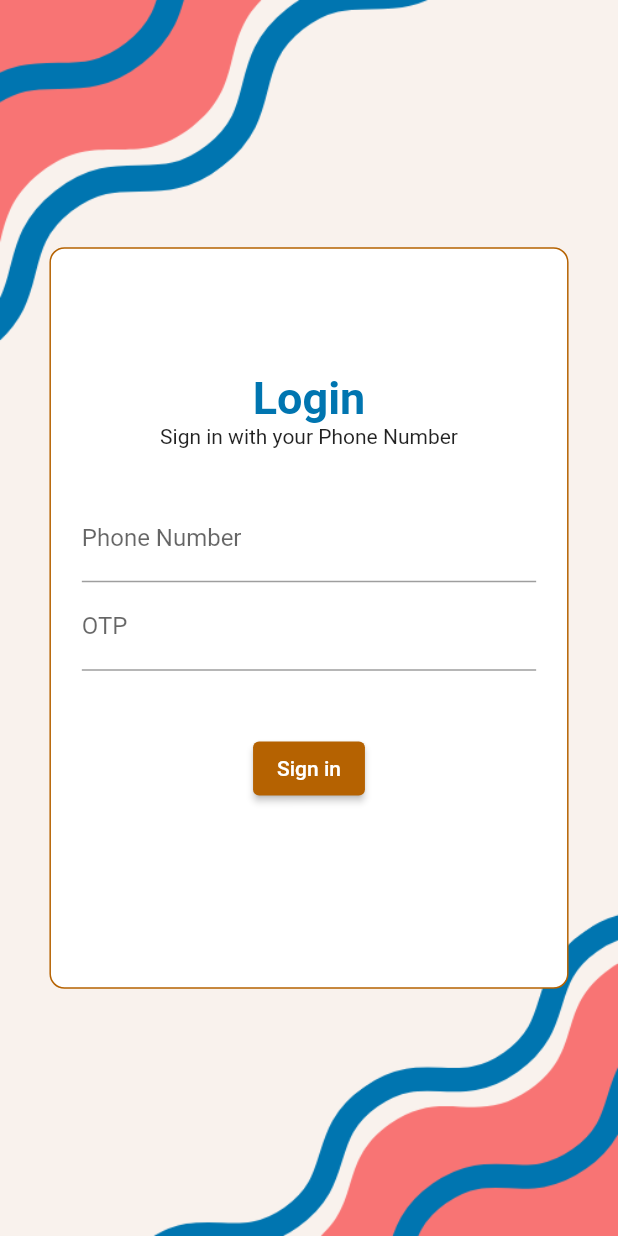
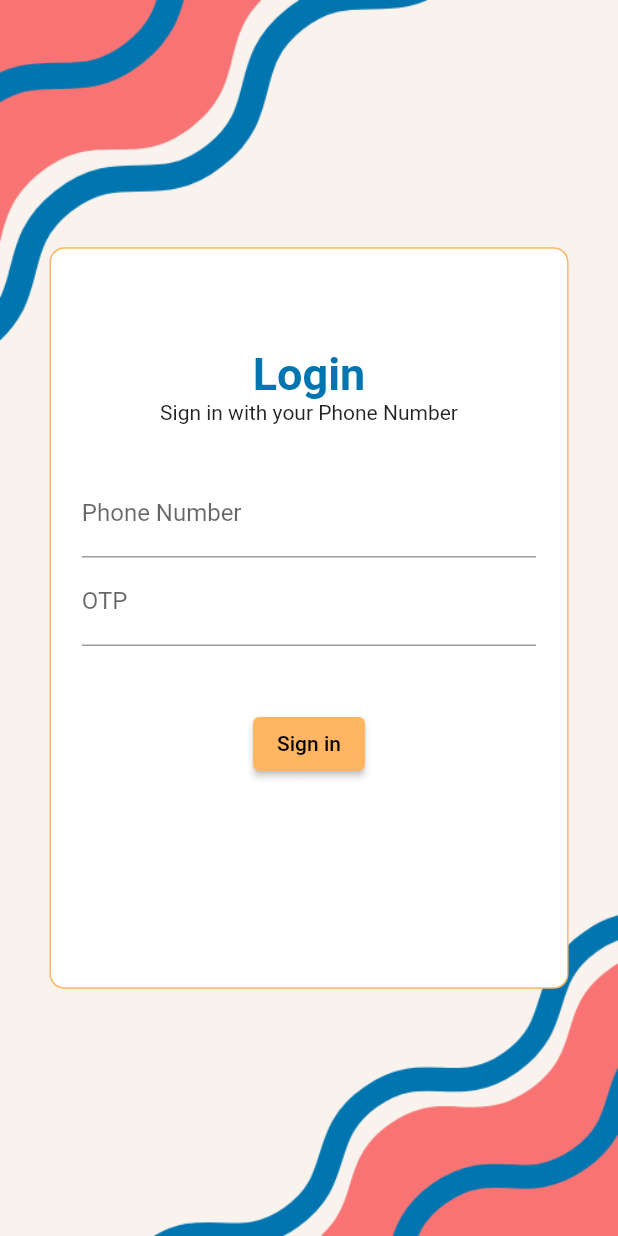
Before and after one commit to IshanSingla/crmFlutter, a Flutter app: the screen it shows after launch, on a phone screen of 412 x 824 dp. Run offline on Flutter 3.47's test engine with Material 2 defaults, Android fonts, the phone set to English and light mode, and no system bars; our stand-ins replace firebase_auth, firebase_core, fluttertoast, google_fonts; accounts and stored records are empty.

Commit message:
login page edited

```diff
--- a/lib/Screens/login/login2.dart
+++ b/lib/Screens/login/login2.dart
@@ -1,10 +1,10 @@
 import 'package:flutter/material.dart';
 
-class MyColors{
+class MyColors {
   static Color blue = Color.fromARGB(255, 0, 117, 176);
   static Color cream = Color.fromARGB(255, 249, 242, 237);
   static Color pink = Color.fromARGB(255, 248, 116, 116);
-  static Color mustard = Color.fromARGB(255, 181, 98, 1);
+  static Color mustard = Color.fromARGB(255, 255, 181, 98);
 }
 
 class loginString2 extends StatefulWidget {
@@ -44,7 +44,7 @@ class _loginString2State extends State<loginString2> {
                 color: Colors.white),
             child: Padding(
               padding: EdgeInsets.symmetric(
-                  horizontal: 5 * deviceWidthr, vertical: 10 * deviceHeightr),
+                  horizontal: 5 * deviceWidthr, vertical: 8 * deviceHeightr),
               child: Form(
                   key: _formKey,
                   child: Column(children: [
@@ -77,7 +77,10 @@ class _loginString2State extends State<loginString2> {
                     SizedBox(height: 5 * deviceHeightr),
                     ElevatedButton(
                       onPressed: () => moveToHome(context),
-                      child: Text("Sign in"),
+                      child: Text(
+                        "Sign in",
+                        style: TextStyle(color: Colors.black),
+                      ),
                       style: ElevatedButton.styleFrom(
                           backgroundColor: MyColors.mustard),
                     ),
```
